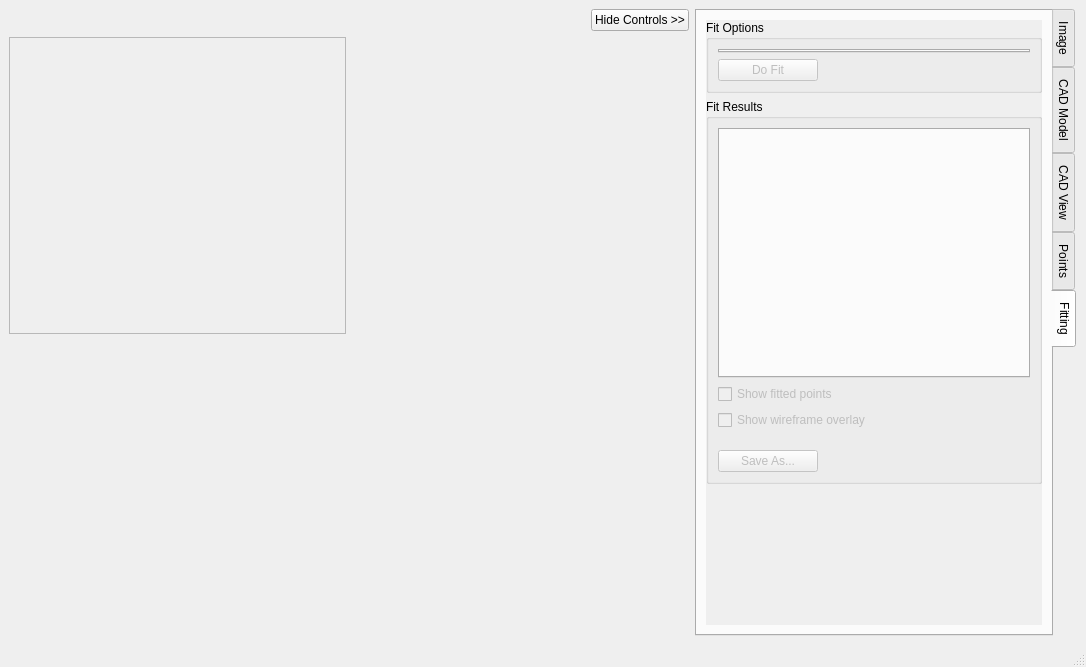
Before: the Qt Designer form calcam/gui/fitting_calib.ui in euratom-software/calcam, drawn with Qt 5.
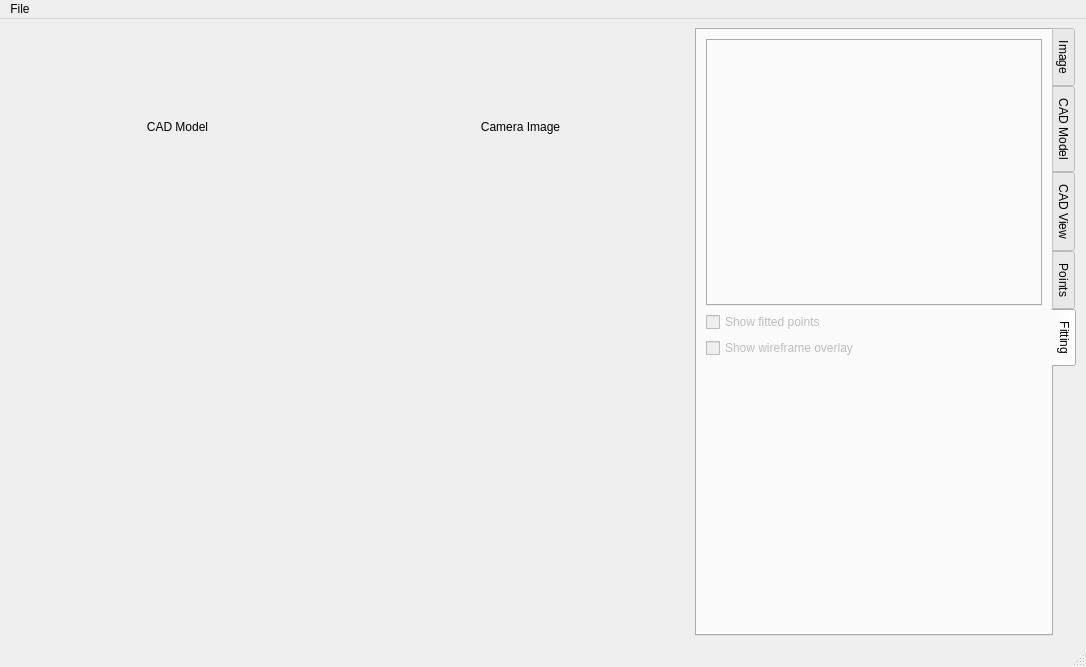
After: the same form once the commit is applied. The open tabs and pages were chosen to show the change.

Commit message: Continue work on point pair calibration GUI.

```diff
--- a/calcam/gui/fitting_calib.ui
+++ b/calcam/gui/fitting_calib.ui
@@ -1241,201 +1241,45 @@
        </attribute>
        <layout class="QGridLayout" name="gridLayout_13">
         <item row="0" column="0">
-         <widget class="QScrollArea" name="scrollArea">
-          <property name="frameShape">
-           <enum>QFrame::NoFrame</enum>
+         <widget class="QTabWidget" name="subview_tabs">
+          <property name="currentIndex">
+           <number>-1</number>
           </property>
-          <property name="frameShadow">
-           <enum>QFrame::Plain</enum>
+         </widget>
+        </item>
+        <item row="3" column="0">
+         <widget class="QCheckBox" name="fitted_points_checkbox">
+          <property name="enabled">
+           <bool>false</bool>
           </property>
-          <property name="lineWidth">
-           <number>0</number>
+          <property name="text">
+           <string>Show fitted points</string>
           </property>
-          <property name="horizontalScrollBarPolicy">
-           <enum>Qt::ScrollBarAlwaysOff</enum>
+         </widget>
+        </item>
+        <item row="4" column="0">
+         <widget class="QCheckBox" name="overlay_checkbox">
+          <property name="enabled">
+           <bool>false</bool>
           </property>
-          <property name="widgetResizable">
-           <bool>true</bool>
+          <property name="text">
+           <string>Show wireframe overlay</string>
           </property>
-          <widget class="QWidget" name="scrollAreaWidgetContents">
-           <property name="geometry">
-            <rect>
-             <x>0</x>
-             <y>0</y>
-             <width>361</width>
-             <height>605</height>
-            </rect>
-           </property>
-           <layout class="QVBoxLayout" name="verticalLayout_4">
-            <property name="margin">
-             <number>0</number>
-            </property>
-            <item>
-             <widget class="QGroupBox" name="groupBox_4">
-              <property name="title">
-               <string>Fit Options</string>
-              </property>
-              <layout class="QVBoxLayout" name="verticalLayout_2">
-               <item>
-                <widget class="QTabWidget" name="fit_options_tabs">
-                 <property name="currentIndex">
-                  <number>-1</number>
-                 </property>
-                </widget>
-               </item>
-               <item>
-                <widget class="QPushButton" name="fit_button">
-                 <property name="enabled">
-                  <bool>false</bool>
-                 </property>
-                 <property name="maximumSize">
-                  <size>
-                   <width>100</width>
-                   <height>16777215</height>
-                  </size>
-                 </property>
-                 <property name="text">
-                  <string>Do Fit</string>
-                 </property>
-                 <property name="shortcut">
-                  <string>Ctrl+F</string>
-                 </property>
-                </widget>
-               </item>
-              </layout>
-             </widget>
-            </item>
-            <item>
-             <widget class="QGroupBox" name="fit_results">
-              <property name="sizePolicy">
-               <sizepolicy hsizetype="Preferred" vsizetype="Expanding">
-                <horstretch>0</horstretch>
-                <verstretch>0</verstretch>
-               </sizepolicy>
-              </property>
-              <property name="title">
-               <string>Fit Results</string>
-              </property>
-              <property name="flat">
-               <bool>false</bool>
-              </property>
-              <property name="checkable">
-               <bool>false</bool>
-              </property>
-              <layout class="QVBoxLayout" name="verticalLayout_9">
-               <item>
-                <widget class="QTabWidget" name="fit_results_tabs">
-                 <property name="minimumSize">
-                  <size>
-                   <width>0</width>
-                   <height>250</height>
-                  </size>
-                 </property>
-                 <property name="currentIndex">
-                  <number>-1</number>
-                 </property>
-                </widget>
-               </item>
-               <item>
-                <widget class="QCheckBox" name="fitted_points_checkbox">
-                 <property name="enabled">
-                  <bool>false</bool>
-                 </property>
-                 <property name="text">
-                  <string>Show fitted points</string>
-                 </property>
-                </widget>
-               </item>
-               <item>
-                <widget class="QCheckBox" name="overlay_checkbox">
-                 <property name="enabled">
-                  <bool>false</bool>
-                 </property>
-                 <property name="text">
-                  <string>Show wireframe overlay</string>
-                 </property>
-                </widget>
-               </item>
-               <item>
-                <widget class="QWidget" name="widget_3" native="true">
-                 <layout class="QHBoxLayout" name="horizontalLayout_2">
-                  <property name="leftMargin">
-                   <number>0</number>
-                  </property>
-                  <property name="topMargin">
-                   <number>4</number>
-                  </property>
-                  <property name="rightMargin">
-                   <number>4</number>
-                  </property>
-                  <property name="bottomMargin">
-                   <number>4</number>
-                  </property>
-                 </layout>
-                </widget>
-               </item>
-               <item>
-                <widget class="QPushButton" name="save_fit_button">
-                 <property name="enabled">
-                  <bool>false</bool>
-                 </property>
-                 <property name="maximumSize">
-                  <size>
-                   <width>100</width>
-                   <height>16777215</height>
-                  </size>
-                 </property>
-                 <property name="text">
-                  <string>Save As...</string>
-                 </property>
-                </widget>
-               </item>
-              </layout>
-             </widget>
-            </item>
-            <item>
-             <spacer name="verticalSpacer_2">
-              <property name="orientation">
-               <enum>Qt::Vertical</enum>
-              </property>
-              <property name="sizeHint" stdset="0">
-               <size>
-                <width>20</width>
-                <height>40</height>
-               </size>
-              </property>
-             </spacer>
-            </item>
-            <item>
-             <spacer name="verticalSpacer_5">
-              <property name="orientation">
-               <enum>Qt::Vertical</enum>
-              </property>
-              <property name="sizeHint" stdset="0">
-               <size>
-                <width>20</width>
-                <height>40</height>
-               </size>
-              </property>
-             </spacer>
-            </item>
-            <item>
-             <spacer name="verticalSpacer_4">
-              <property name="orientation">
-               <enum>Qt::Vertical</enum>
-              </property>
-              <property name="sizeHint" stdset="0">
-               <size>
-                <width>20</width>
-                <height>40</height>
-               </size>
-              </property>
-             </spacer>
-            </item>
-           </layout>
-          </widget>
          </widget>
         </item>
+        <item row="5" column="0">
+         <spacer name="verticalSpacer_4">
+          <property name="orientation">
+           <enum>Qt::Vertical</enum>
+          </property>
+          <property name="sizeHint" stdset="0">
+           <size>
+            <width>20</width>
+            <height>40</height>
+           </size>
+          </property>
+         </spacer>
+        </item>
        </layout>
       </widget>
      </widget>
@@ -1443,91 +1287,84 @@
     <item row="1" column="0">
      <widget class="QFrame" name="vtkframe_3d">
       <property name="frameShape">
-       <enum>QFrame::StyledPanel</enum>
-      </property>
-      <property name="frameShadow">
-       <enum>QFrame::Raised</enum>
-      </property>
-      <layout class="QVBoxLayout" name="verticalLayout_3"/>
-     </widget>
-    </item>
-    <item row="1" column="1">
-     <widget class="QFrame" name="vtkframe_2d">
-      <property name="frameShape">
        <enum>QFrame::NoFrame</enum>
       </property>
       <property name="frameShadow">
        <enum>QFrame::Raised</enum>
       </property>
-      <layout class="QVBoxLayout" name="verticalLayout_5">
-       <property name="margin">
+      <layout class="QVBoxLayout" name="verticalLayout_3">
+       <property name="leftMargin">
+        <number>5</number>
+       </property>
+       <property name="topMargin">
         <number>0</number>
        </property>
+       <property name="rightMargin">
+        <number>0</number>
+       </property>
+       <property name="bottomMargin">
+        <number>0</number>
+       </property>
       </layout>
      </widget>
     </item>
-    <item row="0" column="0" colspan="2">
-     <widget class="QFrame" name="frame">
-      <property name="sizePolicy">
-       <sizepolicy hsizetype="Preferred" vsizetype="Fixed">
-        <horstretch>0</horstretch>
-        <verstretch>0</verstretch>
-       </sizepolicy>
+    <item row="0" column="0">
+     <widget class="QLabel" name="label_2">
+      <property name="text">
+       <string>&lt;html&gt;&lt;head/&gt;&lt;body&gt;&lt;p align=&quot;center&quot;&gt;CAD Model&lt;/p&gt;&lt;/body&gt;&lt;/html&gt;</string>
       </property>
-      <property name="frameShape">
-       <enum>QFrame::NoFrame</enum>
+     </widget>
+    </item>
+    <item row="0" column="1">
+     <widget class="QLabel" name="label_3">
+      <property name="text">
+       <string>&lt;html&gt;&lt;head/&gt;&lt;body&gt;&lt;p align=&quot;center&quot;&gt;Camera Image&lt;/p&gt;&lt;/body&gt;&lt;/html&gt;</string>
       </property>
-      <property name="frameShadow">
-       <enum>QFrame::Plain</enum>
-      </property>
-      <layout class="QHBoxLayout" name="horizontalLayout">
-       <property name="margin">
-        <number>0</number>
-       </property>
-       <item>
-        <spacer name="horizontalSpacer_5">
-         <property name="orientation">
-          <enum>Qt::Horizontal</enum>
-         </property>
-         <property name="sizeHint" stdset="0">
-          <size>
-           <width>40</width>
-           <height>20</height>
-          </size>
-         </property>
-        </spacer>
-       </item>
-       <item>
-        <widget class="QPushButton" name="toggle_controls_button">
-         <property name="maximumSize">
-          <size>
-           <width>16777215</width>
-           <height>16777215</height>
-          </size>
-         </property>
-         <property name="font">
-          <font>
-           <weight>50</weight>
-           <bold>false</bold>
-          </font>
-         </property>
-         <property name="autoFillBackground">
-          <bool>false</bool>
-         </property>
-         <property name="text">
-          <string>Hide Controls &gt;&gt;</string>
-         </property>
-         <property name="flat">
-          <bool>false</bool>
-         </property>
-        </widget>
-       </item>
-      </layout>
      </widget>
     </item>
    </layout>
   </widget>
   <widget class="QStatusBar" name="statusbar"/>
+  <widget class="QMenuBar" name="menuBar">
+   <property name="geometry">
+    <rect>
+     <x>0</x>
+     <y>0</y>
+     <width>1086</width>
+     <height>22</height>
+    </rect>
+   </property>
+   <widget class="QMenu" name="menuFile">
+    <property name="title">
+     <string>File</string>
+    </property>
+    <addaction name="action_open"/>
+    <addaction name="action_save"/>
+    <addaction name="action_save_as"/>
+   </widget>
+   <addaction name="menuFile"/>
+  </widget>
+  <action name="action_open">
+   <property name="text">
+    <string>Open....</string>
+   </property>
+   <property name="shortcut">
+    <string>Ctrl+O</string>
+   </property>
+  </action>
+  <action name="action_save">
+   <property name="text">
+    <string>Save</string>
+   </property>
+   <property name="shortcut">
+    <string>Ctrl+S</string>
+   </property>
+  </action>
+  <action name="action_save_as">
+   <property name="text">
+    <string>Save As...</string>
+   </property>
+  </action>
  </widget>
  <resources/>
  <connections/>
```
Left out of the diff: 90 changed lines with no effect on the pictures. The commit also changes 1 other file.
